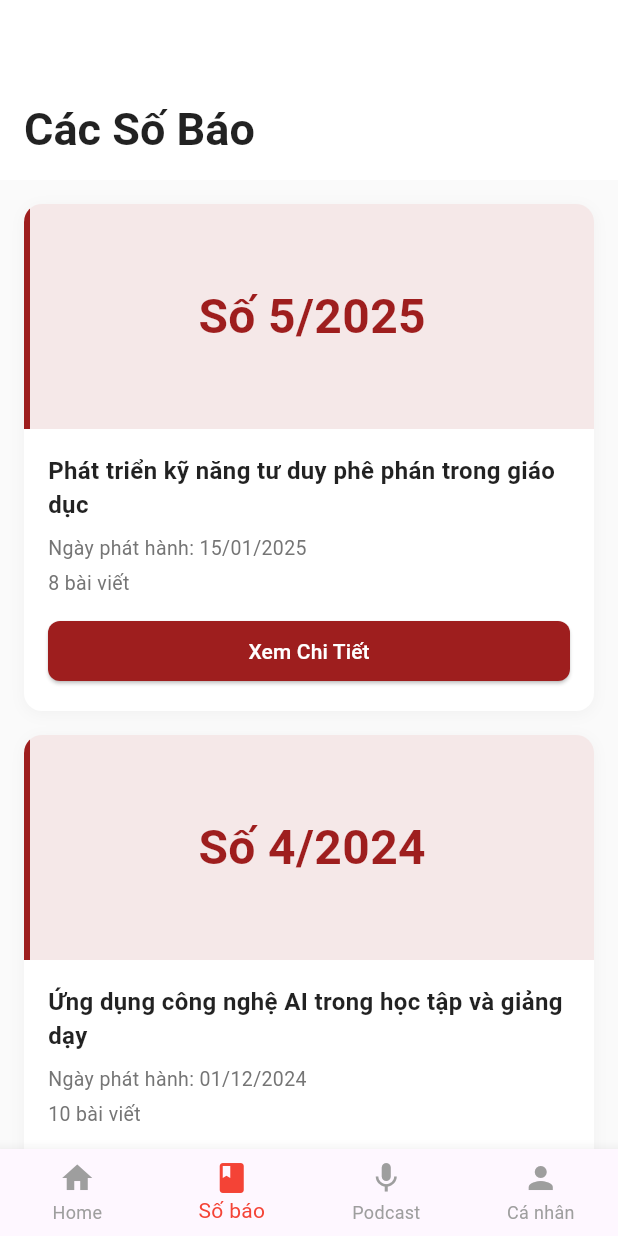
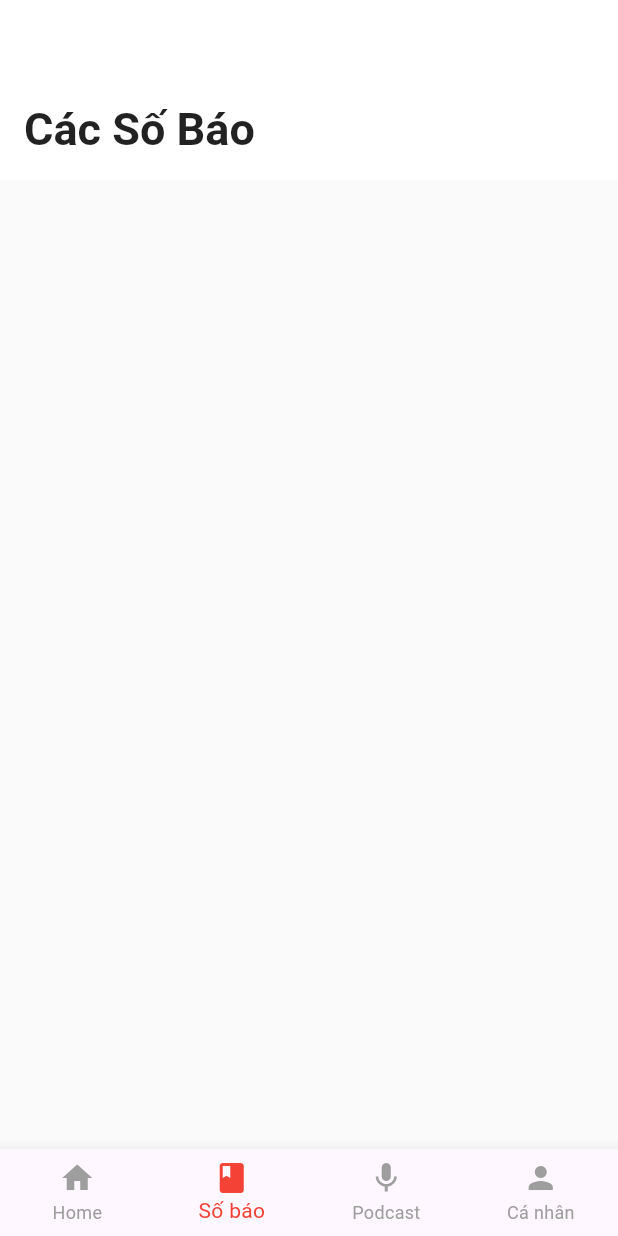
Before and after one commit to hinhdq/flutter_project_template, a Flutter app: the screen it shows after launch, item 2 of the bottom bar chosen, on a phone screen of 412 x 824 dp. Run offline on Flutter 3.47's test engine with Material 3 defaults, Android fonts, the phone set to English and light mode, and no system bars.

Commit message:
Clear issues list content

```diff
--- a/lib/screens/issues_screen.dart
+++ b/lib/screens/issues_screen.dart
@@ -144,38 +144,7 @@ class IssuesScreen extends StatelessWidget {
     );
   }
 
-  static final List<Issue> _issues = [
-    Issue(
-      issueNumber: "Số 5/2025",
-      title: "Phát triển kỹ năng tư duy phê phán trong giáo dục",
-      publishDate: "15/01/2025",
-      articleCount: 8,
-    ),
-    Issue(
-      issueNumber: "Số 4/2024",
-      title: "Ứng dụng công nghệ AI trong học tập và giảng dạy",
-      publishDate: "01/12/2024",
-      articleCount: 10,
-    ),
-    Issue(
-      issueNumber: "Số 3/2024",
-      title: "Giáo dục bền vững và phát triển con người",
-      publishDate: "15/09/2024",
-      articleCount: 7,
-    ),
-    Issue(
-      issueNumber: "Số 2/2024",
-      title: "Đổi mới phương pháp giảng dạy ở bậc đại học",
-      publishDate: "01/06/2024",
-      articleCount: 9,
-    ),
-    Issue(
-      issueNumber: "Số 1/2024",
-      title: "Định hướng chính sách giáo dục 2024-2025",
-      publishDate: "15/03/2024",
-      articleCount: 11,
-    ),
-  ];
+  static final List<Issue> _issues = [];
 }
 
 class Issue {
```
